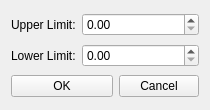
Before: the Qt Designer form Modules/QtWidgets/src/QmitkLevelWindowRangeChange.ui in MITK/MITK, drawn with Qt 5.
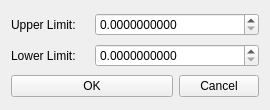
After: the same form once the commit is applied.

Commit message: extending the possible Range

```diff
--- a/Modules/QtWidgets/src/QmitkLevelWindowRangeChange.ui
+++ b/Modules/QtWidgets/src/QmitkLevelWindowRangeChange.ui
@@ -6,7 +6,7 @@
    <rect>
     <x>0</x>
     <y>0</y>
-    <width>210</width>
+    <width>270</width>
     <height>110</height>
    </rect>
   </property>
@@ -24,8 +24,8 @@
   </property>
   <property name="maximumSize">
    <size>
-    <width>210</width>
-    <height>110</height>
+    <width>270</width>
+    <height>111</height>
    </size>
   </property>
   <property name="windowTitle">
@@ -73,10 +73,24 @@
     </widget>
    </item>
    <item row="0" column="1" colspan="2">
-    <widget class="QDoubleSpinBox" name="rangeMaxDoubleSpinBox"/>
+    <widget class="QDoubleSpinBox" name="rangeMaxDoubleSpinBox">
+     <property name="decimals">
+      <number>10</number>
+     </property>
+     <property name="maximum">
+      <double>999999.999998999992386</double>
+     </property>
+    </widget>
    </item>
    <item row="1" column="1" colspan="2">
-    <widget class="QDoubleSpinBox" name="rangeMinDoubleSpinBox"/>
+    <widget class="QDoubleSpinBox" name="rangeMinDoubleSpinBox">
+     <property name="decimals">
+      <number>10</number>
+     </property>
+     <property name="maximum">
+      <double>999999.999998999992386</double>
+     </property>
+    </widget>
    </item>
   </layout>
  </widget>
```
